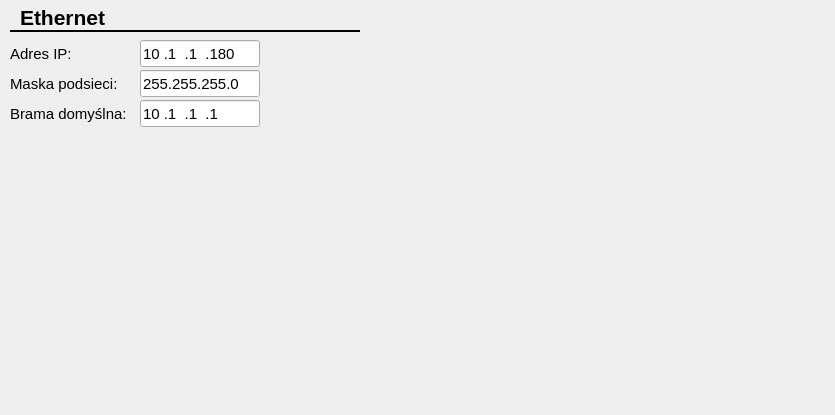
Old version of the form CfgForms/cethernetcfgform.ui in the repository kaczmar55/koneor_v2.
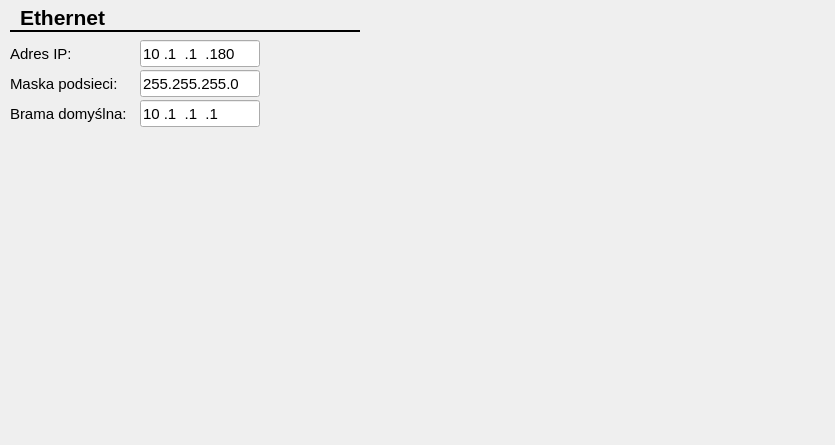
New version of the form.

Patch:
```diff
--- a/CfgForms/cethernetcfgform.ui
+++ b/CfgForms/cethernetcfgform.ui
@@ -7,7 +7,7 @@
     <x>0</x>
     <y>0</y>
     <width>835</width>
-    <height>415</height>
+    <height>445</height>
    </rect>
   </property>
   <property name="windowTitle">
```
Left out of the diff: 7 changed lines with no effect on the pictures.
